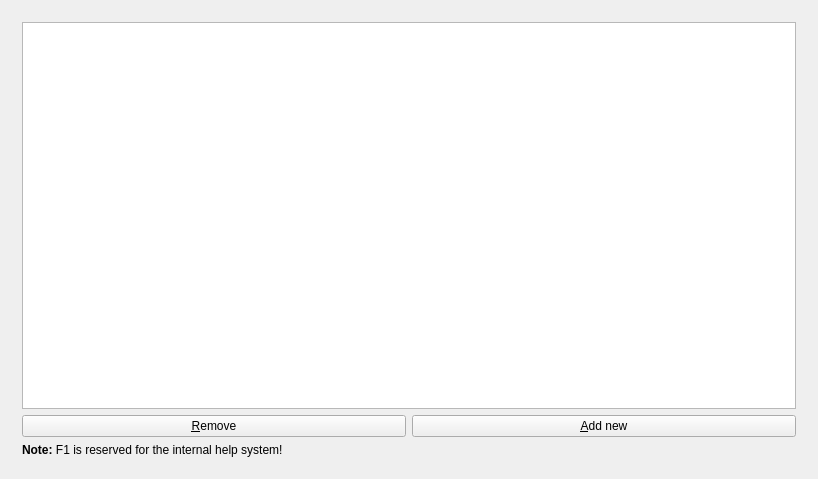
First picture: the form in source/VIEW/DIALOGS/pythonSettings.ui, repository BALL-Project/ball, before the edit.
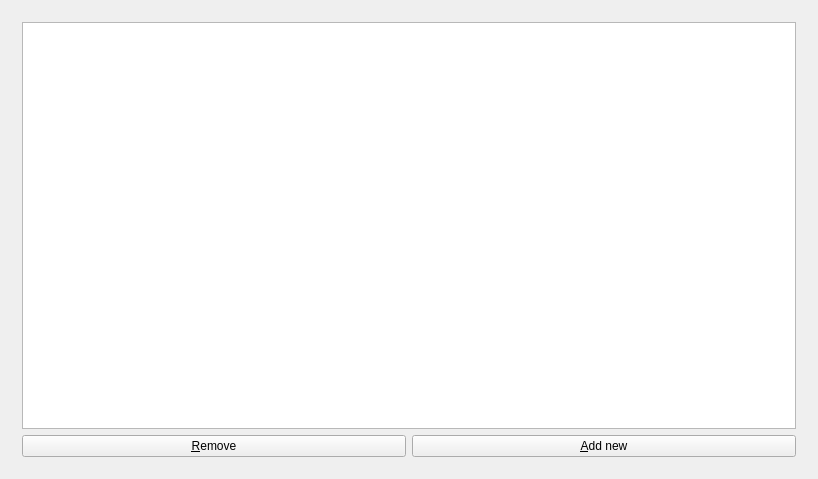
Second picture: the form after the edit. The open tabs and pages were chosen to show the change. Custom widgets are drawn as their Qt base class.

Commit message: [VIEW] DEPRECATE and drop help system The help system has been outdated and abandoned for years. Let's keep the documentation consistent and centralized online.

What changed in the file:
```diff
--- a/source/VIEW/DIALOGS/pythonSettings.ui
+++ b/source/VIEW/DIALOGS/pythonSettings.ui
@@ -166,19 +166,6 @@
            </property>
           </widget>
          </item>
-         <item row="1" column="0" colspan="2">
-          <widget class="QLabel" name="textLabel1_2">
-           <property name="frameShadow">
-            <enum>QFrame::Sunken</enum>
-           </property>
-           <property name="text">
-            <string>&lt;b&gt;Note:&lt;/b&gt; F1 is reserved for the internal help system!</string>
-           </property>
-           <property name="margin">
-            <number>0</number>
-           </property>
-          </widget>
-         </item>
          <item row="0" column="1">
           <widget class="QPushButton" name="new_button">
            <property name="toolTip">
```
Left out of the diff: 16 changed lines with no effect on the pictures. The commit also changes 41 other files.
